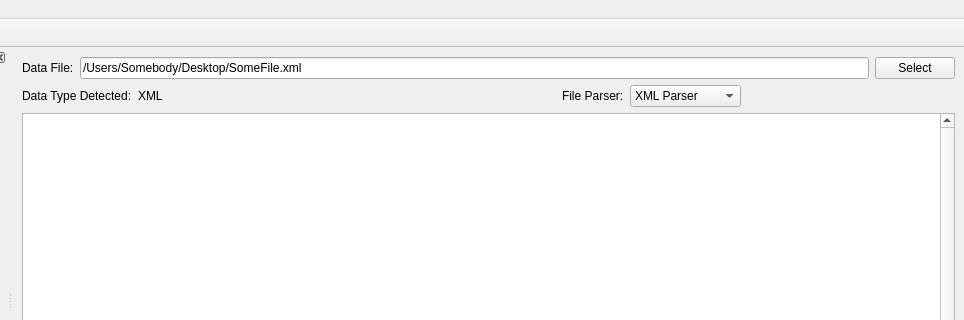
BlueQuartzSoftware/MetaForge, file mainwindow.ui: the form before one commit; both pictures show x 267 to 1231 and y 0 to 320 of the 1231 by 683 pixel window.
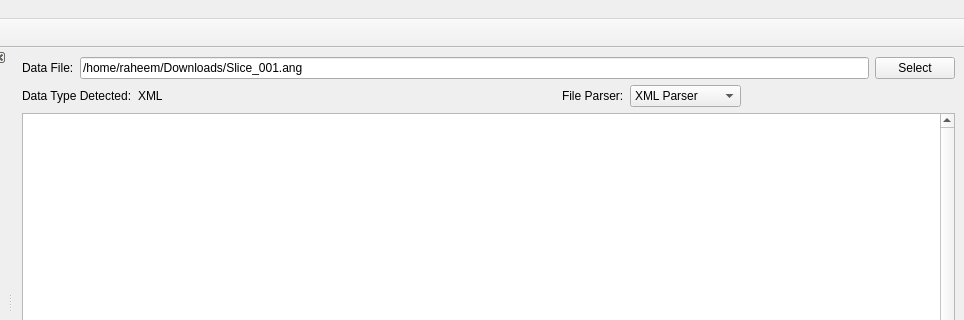
The form after the commit.

```diff
--- a/mainwindow.ui
+++ b/mainwindow.ui
@@ -40,7 +40,7 @@
       <item>
        <widget class="QLineEdit" name="datafileLineEdit">
         <property name="text">
-         <string>/Users/Somebody/Desktop/SomeFile.xml </string>
+         <string>/home/raheem/Downloads/Slice_001.ang</string>
         </property>
        </widget>
       </item>
```
Left out of the diff: 5 changed lines with no effect on the pictures.
